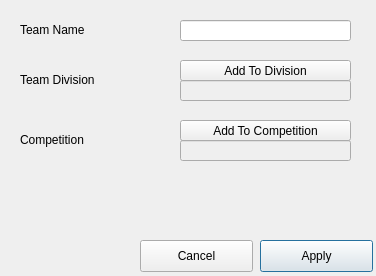
First picture: the form in addteamdialog.ui, repository stefanmarjanovic/Comp, before the edit.
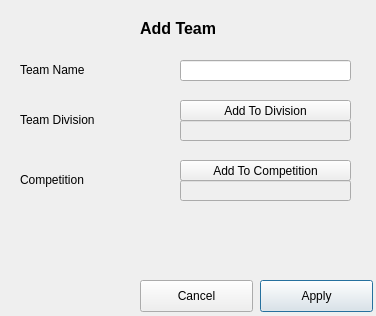
Second picture: the form after the edit.

Commit message:
Add Labels and Competition interface
Add titles on dialogue boxes
Add Competition interface

```diff
--- a/addteamdialog.ui
+++ b/addteamdialog.ui
@@ -7,7 +7,7 @@
     <x>0</x>
     <y>0</y>
     <width>376</width>
-    <height>276</height>
+    <height>316</height>
    </rect>
   </property>
   <property name="windowTitle">
@@ -17,7 +17,7 @@
    <property name="geometry">
     <rect>
      <x>140</x>
-     <y>240</y>
+     <y>280</y>
      <width>113</width>
      <height>32</height>
     </rect>
@@ -30,7 +30,7 @@
    <property name="geometry">
     <rect>
      <x>260</x>
-     <y>240</y>
+     <y>280</y>
      <width>113</width>
      <height>32</height>
     </rect>
@@ -55,7 +55,7 @@
    <property name="geometry">
     <rect>
      <x>180</x>
-     <y>20</y>
+     <y>60</y>
      <width>171</width>
      <height>21</height>
     </rect>
@@ -65,7 +65,7 @@
    <property name="geometry">
     <rect>
      <x>20</x>
-     <y>70</y>
+     <y>110</y>
      <width>121</width>
      <height>20</height>
     </rect>
@@ -78,7 +78,7 @@
    <property name="geometry">
     <rect>
      <x>20</x>
-     <y>20</y>
+     <y>60</y>
      <width>121</width>
      <height>20</height>
     </rect>
@@ -94,7 +94,7 @@
    <property name="geometry">
     <rect>
      <x>180</x>
-     <y>80</y>
+     <y>120</y>
      <width>171</width>
      <height>21</height>
     </rect>
@@ -107,7 +107,7 @@
    <property name="geometry">
     <rect>
      <x>180</x>
-     <y>60</y>
+     <y>100</y>
      <width>171</width>
      <height>21</height>
     </rect>
@@ -120,7 +120,7 @@
    <property name="geometry">
     <rect>
      <x>20</x>
-     <y>130</y>
+     <y>170</y>
      <width>121</width>
      <height>20</height>
     </rect>
@@ -133,7 +133,7 @@
    <property name="geometry">
     <rect>
      <x>180</x>
-     <y>120</y>
+     <y>160</y>
      <width>171</width>
      <height>21</height>
     </rect>
@@ -149,7 +149,7 @@
    <property name="geometry">
     <rect>
      <x>180</x>
-     <y>140</y>
+     <y>180</y>
      <width>171</width>
      <height>21</height>
     </rect>
@@ -158,6 +158,26 @@
     <bool>false</bool>
    </property>
   </widget>
+  <widget class="QLabel" name="label">
+   <property name="geometry">
+    <rect>
+     <x>140</x>
+     <y>20</y>
+     <width>101</width>
+     <height>16</height>
+    </rect>
+   </property>
+   <property name="font">
+    <font>
+     <pointsize>12</pointsize>
+     <weight>75</weight>
+     <bold>true</bold>
+    </font>
+   </property>
+   <property name="text">
+    <string>Add Team</string>
+   </property>
+  </widget>
  </widget>
  <tabstops>
   <tabstop>teamName</tabstop>
```
The commit also changes 15 other files.
